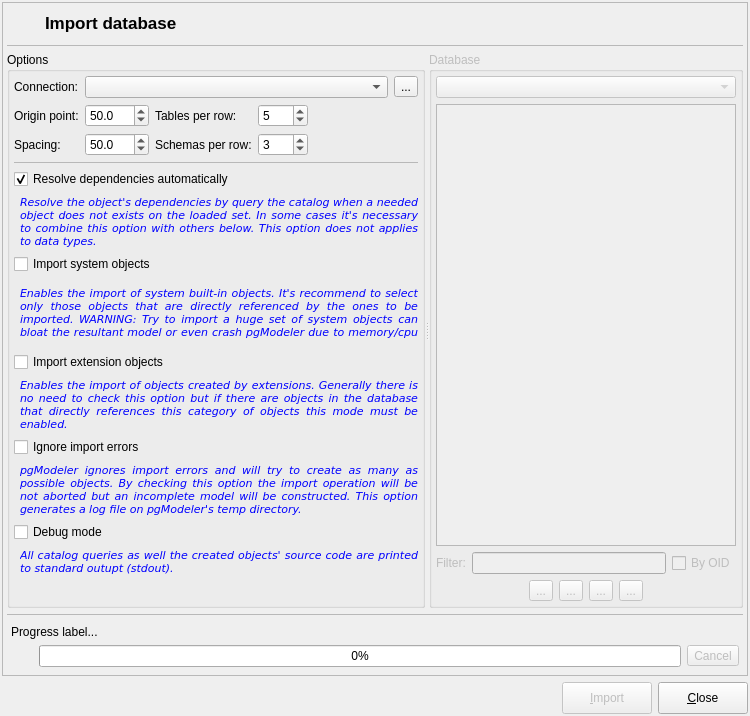
The window that libpgmodeler_ui/ui/databaseimportform.ui (pgmodeler/pgmodeler) describes before a commit, drawn with Qt 5.
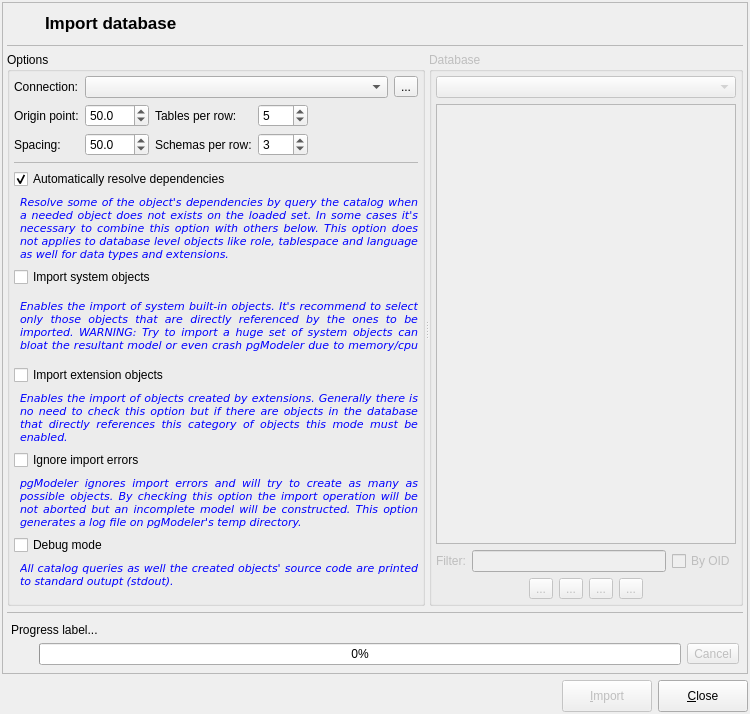
The same window after the commit. Icons and pictures are not drawn.

Commit message:
Minor adjustment on databaseimportform.ui size.
Another improvement on partial database import. Domains are
automatically imported when referenced by a column.

The edit to the form file:
```diff
--- a/libpgmodeler_ui/ui/databaseimportform.ui
+++ b/libpgmodeler_ui/ui/databaseimportform.ui
@@ -10,7 +10,7 @@
     <x>0</x>
     <y>0</y>
     <width>750</width>
-    <height>716</height>
+    <height>714</height>
    </rect>
   </property>
   <property name="sizePolicy">
@@ -632,7 +632,7 @@
                   </sizepolicy>
                  </property>
                  <property name="text">
-                  <string>Resolve dependencies automatically</string>
+                  <string>Automatically resolve dependencies</string>
                  </property>
                  <property name="checked">
                   <bool>true</bool>
@@ -645,11 +645,17 @@
                   <bool>true</bool>
                  </property>
                  <property name="sizePolicy">
-                  <sizepolicy hsizetype="Expanding" vsizetype="Fixed">
+                  <sizepolicy hsizetype="Expanding" vsizetype="Preferred">
                    <horstretch>0</horstretch>
                    <verstretch>0</verstretch>
                   </sizepolicy>
                  </property>
+                 <property name="minimumSize">
+                  <size>
+                   <width>0</width>
+                   <height>60</height>
+                  </size>
+                 </property>
                  <property name="palette">
                   <palette>
                    <active>
@@ -695,7 +701,7 @@
                   </font>
                  </property>
                  <property name="text">
-                  <string>Resolve the object's dependencies by query the catalog when a needed object does not exists on the loaded set. In some cases it's necessary to combine this option with others below. This option does not applies to data types.</string>
+                  <string>Resolve some of the object's dependencies by query the catalog when a needed object does not exists on the loaded set. In some cases it's necessary to combine this option with others below. This option does not applies to database level objects like role, tablespace and language as well for data types and extensions.</string>
                  </property>
                  <property name="textFormat">
                   <enum>Qt::PlainText</enum>
```
The commit also changes 2 other files.
